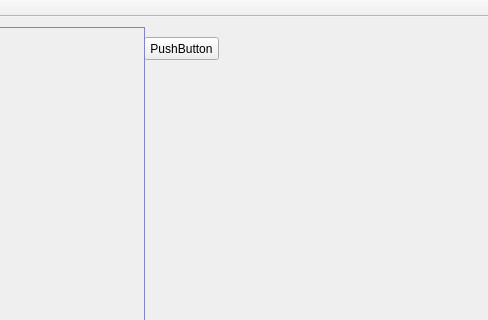
This is PuzzleGame/PuzzleGame.ui in SzymonZielinski/PuzzleGame as Qt 5 draws it before an edit; both pictures show x 616 to 1104 and y 0 to 320 of the 1104 by 732 pixel window. The edited form follows.
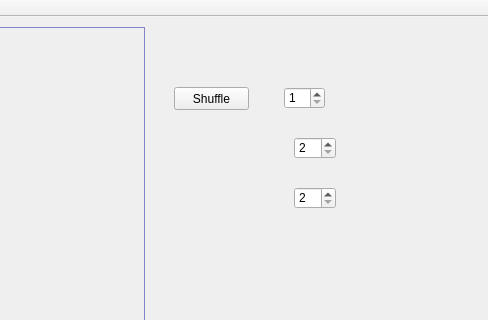
This is the edited form. Custom widgets are drawn as their Qt base class.

Commit message: Fixed all errors to date. It's possible to have a successful game and the amount of rows and columns doesn't need to be the same.

Patch:
```diff
--- a/PuzzleGame/PuzzleGame.ui
+++ b/PuzzleGame/PuzzleGame.ui
@@ -17,14 +17,14 @@
    <widget class="QPushButton" name="testPushButton">
     <property name="geometry">
      <rect>
-      <x>760</x>
-      <y>20</y>
+      <x>790</x>
+      <y>70</y>
       <width>75</width>
       <height>23</height>
      </rect>
     </property>
     <property name="text">
-     <string>PushButton</string>
+     <string>Shuffle</string>
     </property>
    </widget>
    <widget class="PuzzleArea" name="puzzleGameArea">
@@ -107,6 +107,57 @@
      <enum>QFrame::Raised</enum>
     </property>
    </widget>
+   <widget class="QSpinBox" name="shuffleComplexitySpinBox">
+    <property name="geometry">
+     <rect>
+      <x>900</x>
+      <y>70</y>
+      <width>41</width>
+      <height>22</height>
+     </rect>
+    </property>
+    <property name="minimum">
+     <number>1</number>
+    </property>
+    <property name="maximum">
+     <number>10</number>
+    </property>
+    <property name="value">
+     <number>1</number>
+    </property>
+   </widget>
+   <widget class="QSpinBox" name="puzzleElementsXSpinBox">
+    <property name="geometry">
+     <rect>
+      <x>910</x>
+      <y>120</y>
+      <width>42</width>
+      <height>22</height>
+     </rect>
+    </property>
+    <property name="minimum">
+     <number>2</number>
+    </property>
+    <property name="maximum">
+     <number>100</number>
+    </property>
+   </widget>
+   <widget class="QSpinBox" name="puzzleElementsYSpinBox">
+    <property name="geometry">
+     <rect>
+      <x>910</x>
+      <y>170</y>
+      <width>42</width>
+      <height>22</height>
+     </rect>
+    </property>
+    <property name="minimum">
+     <number>2</number>
+    </property>
+    <property name="maximum">
+     <number>100</number>
+    </property>
+   </widget>
   </widget>
   <widget class="QMenuBar" name="menuBar">
    <property name="geometry">
```
The commit also changes 7 other files.
